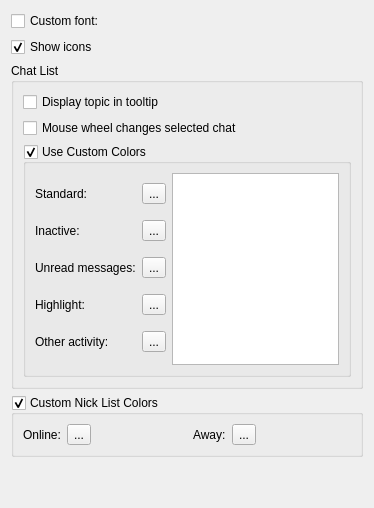
The window that src/mobileui/settingspages/itemviewsettingspage.ui (raininja/quassel2go) describes before a commit, drawn with Qt 5.
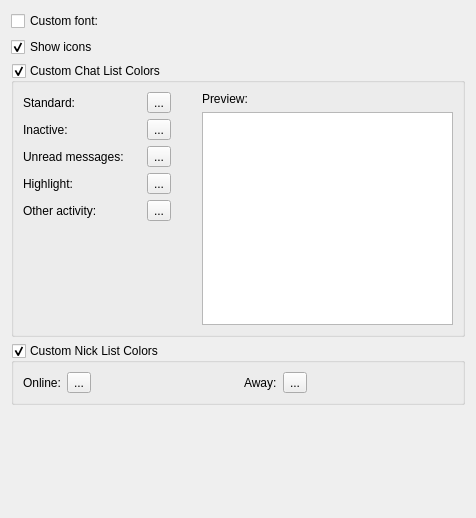
The same window after the commit. Custom widgets are drawn as their Qt base class.

Diff of the .ui file:
```diff
--- a/src/mobileui/settingspages/itemviewsettingspage.ui
+++ b/src/mobileui/settingspages/itemviewsettingspage.ui
@@ -6,8 +6,8 @@
    <rect>
     <x>0</x>
     <y>0</y>
-    <width>374</width>
-    <height>508</height>
+    <width>476</width>
+    <height>518</height>
    </rect>
   </property>
   <property name="windowTitle">
@@ -61,44 +61,9 @@
     </widget>
    </item>
    <item>
-    <widget class="QGroupBox" name="groupBox">
-     <property name="title">
-      <string>Chat List</string>
-     </property>
-     <layout class="QVBoxLayout" name="verticalLayout">
-      <item>
-       <widget class="QCheckBox" name="displayTopicInTooltip">
-        <property name="text">
-         <string>Display topic in tooltip</string>
-        </property>
-        <property name="settingsKey" stdset="0">
-         <string notr="true">DisplayTopicInTooltip</string>
-        </property>
-        <property name="defaultValue" stdset="0">
-         <bool>false</bool>
-        </property>
-       </widget>
-      </item>
-      <item>
-       <widget class="QCheckBox" name="mouseWheelChangesBuffers">
-        <property name="text">
-         <string>Mouse wheel changes selected chat</string>
-        </property>
-        <property name="checked">
-         <bool>false</bool>
-        </property>
-        <property name="settingsKey" stdset="0">
-         <string notr="true">MouseWheelChangesBuffer</string>
-        </property>
-        <property name="defaultValue" stdset="0">
-         <bool>false</bool>
-        </property>
-       </widget>
-      </item>
-      <item>
        <widget class="QGroupBox" name="useBufferViewColors">
         <property name="title">
-         <string>Use Custom Colors</string>
+      <string>Custom Chat List Colors</string>
         </property>
         <property name="checkable">
          <bool>true</bool>
@@ -109,8 +74,8 @@
         <property name="defaultValue" stdset="0">
          <bool>false</bool>
         </property>
-        <layout class="QHBoxLayout" name="horizontalLayout">
-         <item>
+     <layout class="QGridLayout" name="gridLayout_2">
+      <item row="0" column="0">
           <layout class="QGridLayout" name="gridLayout">
            <item row="0" column="0">
             <widget class="QLabel" name="label">
@@ -234,23 +199,32 @@
            </item>
           </layout>
          </item>
-         <item>
+      <item row="0" column="1">
           <spacer name="horizontalSpacer_2">
            <property name="orientation">
             <enum>Qt::Horizontal</enum>
            </property>
            <property name="sizeHint" stdset="0">
             <size>
-             <width>40</width>
-             <height>20</height>
+          <width>31</width>
+          <height>21</height>
             </size>
            </property>
           </spacer>
+      </item>
+      <item row="0" column="2" rowspan="2">
+       <layout class="QVBoxLayout" name="verticalLayout">
+        <item>
+         <widget class="QLabel" name="label_8">
+          <property name="text">
+           <string>Preview:</string>
+          </property>
+         </widget>
          </item>
          <item>
           <widget class="QTreeWidget" name="bufferViewPreview">
            <property name="sizePolicy">
-            <sizepolicy hsizetype="Preferred" vsizetype="Expanding">
+           <sizepolicy hsizetype="Preferred" vsizetype="MinimumExpanding">
              <horstretch>0</horstretch>
              <verstretch>0</verstretch>
             </sizepolicy>
@@ -275,7 +249,19 @@
           </widget>
          </item>
         </layout>
-       </widget>
+      </item>
+      <item row="1" column="0">
+       <spacer name="verticalSpacer_2">
+        <property name="orientation">
+         <enum>Qt::Vertical</enum>
+        </property>
+        <property name="sizeHint" stdset="0">
+         <size>
+          <width>148</width>
+          <height>98</height>
+         </size>
+        </property>
+       </spacer>
       </item>
      </layout>
     </widget>
```
Left out of the diff: 3 changed lines with no effect on the pictures. Lines whose indentation alone changed are shown as unchanged.
